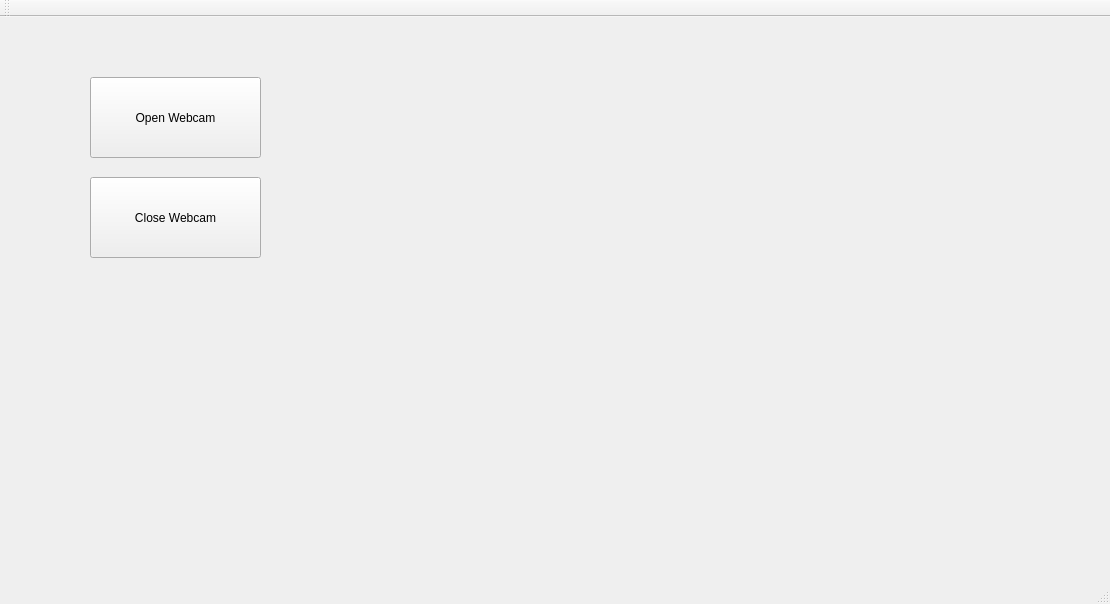
jovanSlavujevic96/MSc_RtspStreaming_Cpp, file RtspClient/forms/mainwindow.ui: the form before one commit.
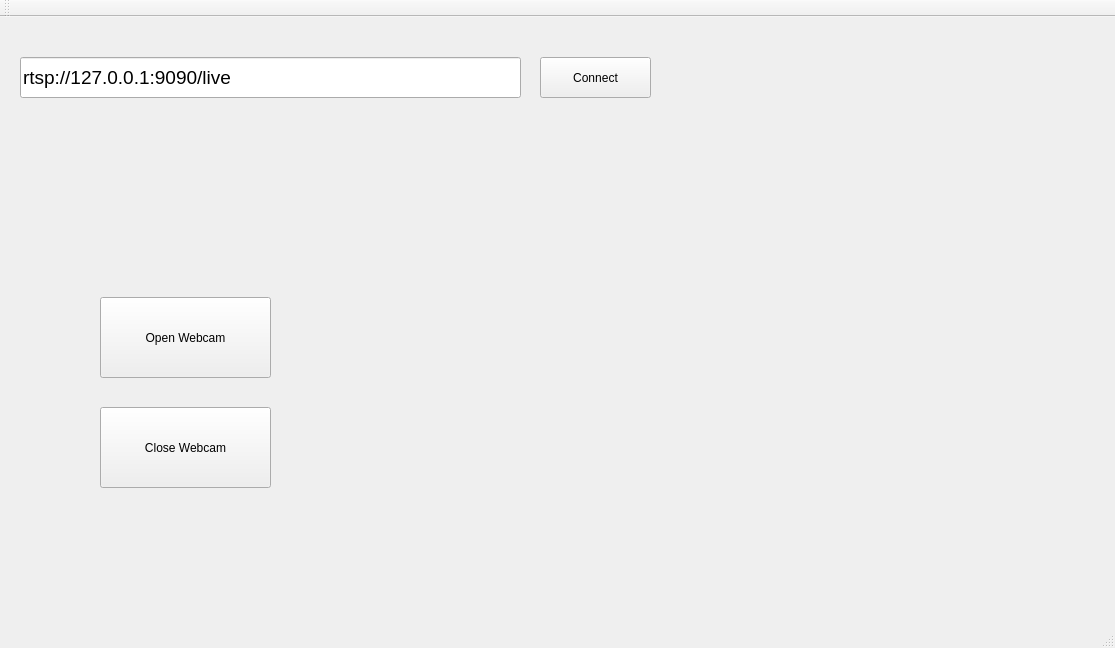
The form after the commit.

Commit message: - Progress on RTSP Client GUI

Diff of the .ui file:
```diff
--- a/RtspClient/forms/mainwindow.ui
+++ b/RtspClient/forms/mainwindow.ui
@@ -6,8 +6,8 @@
    <rect>
     <x>0</x>
     <y>0</y>
-    <width>1110</width>
-    <height>604</height>
+    <width>1115</width>
+    <height>648</height>
    </rect>
   </property>
   <property name="windowTitle">
@@ -17,8 +17,8 @@
    <widget class="QPushButton" name="pushButton_open_webcam">
     <property name="geometry">
      <rect>
-      <x>90</x>
-      <y>60</y>
+      <x>100</x>
+      <y>280</y>
       <width>171</width>
       <height>81</height>
      </rect>
@@ -30,8 +30,8 @@
    <widget class="QPushButton" name="pushButton_close_webcam">
     <property name="geometry">
      <rect>
-      <x>90</x>
-      <y>160</y>
+      <x>100</x>
+      <y>390</y>
       <width>171</width>
       <height>81</height>
      </rect>
@@ -43,8 +43,8 @@
    <widget class="QLabel" name="label">
     <property name="geometry">
      <rect>
-      <x>310</x>
-      <y>60</y>
+      <x>360</x>
+      <y>130</y>
       <width>731</width>
       <height>431</height>
      </rect>
@@ -53,6 +53,37 @@
      <string/>
     </property>
    </widget>
+   <widget class="QLineEdit" name="lineEdit">
+    <property name="geometry">
+     <rect>
+      <x>20</x>
+      <y>40</y>
+      <width>501</width>
+      <height>41</height>
+     </rect>
+    </property>
+    <property name="font">
+     <font>
+      <pointsize>14</pointsize>
+     </font>
+    </property>
+    <property name="text">
+     <string>rtsp://127.0.0.1:9090/live</string>
+    </property>
+   </widget>
+   <widget class="QPushButton" name="pushButton">
+    <property name="geometry">
+     <rect>
+      <x>540</x>
+      <y>40</y>
+      <width>111</width>
+      <height>41</height>
+     </rect>
+    </property>
+    <property name="text">
+     <string>Connect</string>
+    </property>
+   </widget>
   </widget>
   <widget class="QMenuBar" name="menuBar">
    <property name="geometry">
```
Left out of the diff: 4 changed lines with no effect on the pictures. The commit also changes 12 other files.
